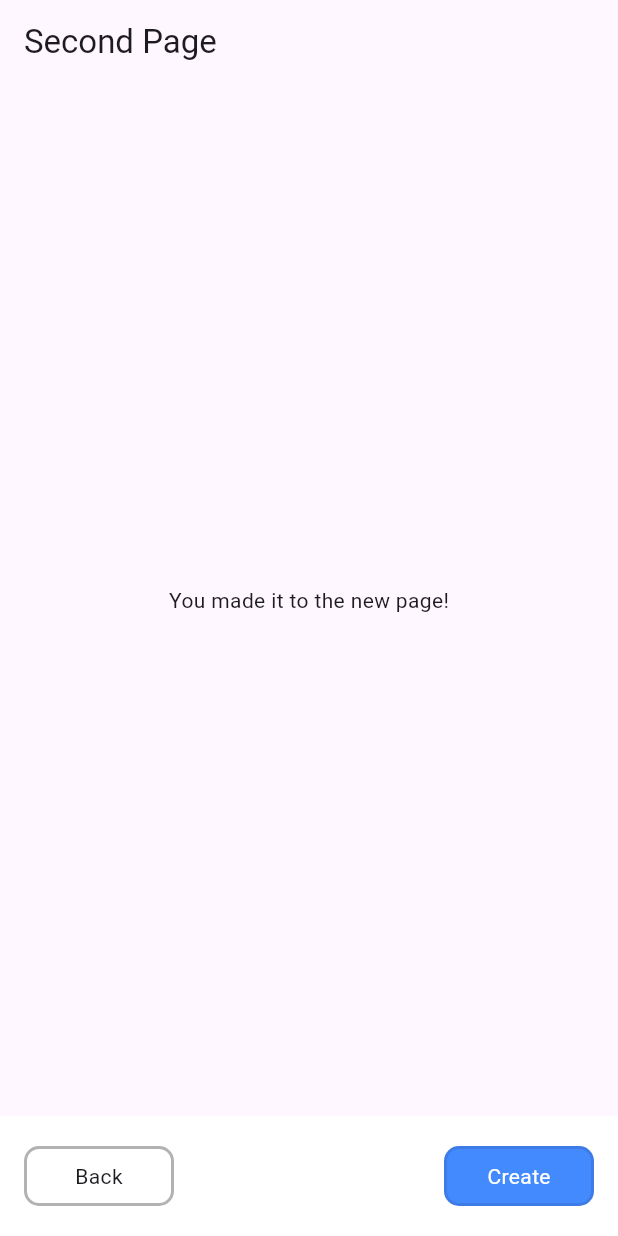
After one commit to Blltz-0/GeoVision, a Flutter app: the HomeAddPage screen opened directly, on a phone screen of 412 x 824 dp. The commit adds this screen. Run offline on Flutter 3.47's test engine with Material 3 defaults, Android fonts, the phone set to English and light mode, and no system bars.

Commit message:
Initial Layout

```diff
--- /dev/null
+++ b/geovision/lib/pages/home_add.dart
@@ -0,0 +1,69 @@
+import 'package:flutter/material.dart';
+import 'package:geovision/pages/project_container.dart';
+
+class HomeAddPage extends StatelessWidget {
+  const HomeAddPage({super.key});
+
+  @override
+  Widget build(BuildContext context) {
+    return Scaffold(
+      appBar: AppBar(
+        automaticallyImplyLeading: false,
+        title: const Text('Second Page'),
+
+      ),
+      body: Center(
+        child: Text('You made it to the new page!'),
+      ),
+      bottomNavigationBar: BottomAppBar(
+        color: Colors.white,
+        child: Row(
+          mainAxisAlignment: MainAxisAlignment.spaceBetween,
+          children: [
+            GestureDetector(
+              onTap: () {
+                Navigator.pop(context);
+              },
+              child: Container(
+                height: 40,
+                width:100,
+                decoration: BoxDecoration(
+                  borderRadius: BorderRadius.circular(10),
+                  color: Colors.white,
+                  border: Border.all(
+                    color: Colors.black54.withValues(alpha: 0.3),
+                    width: 2,
+                  )
+                ),
+                alignment: Alignment.center,
+                child: Text("Back")
+              ),
+            ),
+            GestureDetector(
+              onTap: () {
+                Navigator.pushReplacement(context, MaterialPageRoute(builder: (context) => const ProjectContainerPage()),);
+              },
+              child: Container(
+                  height: 40,
+                  width:100,
+                  decoration: BoxDecoration(
+                      borderRadius: BorderRadius.circular(10),
+                      color: Colors.blueAccent,
+                      border: Border.all(
+                        color: Colors.black54.withValues(alpha: 0.1),
+                        width: 2,
+                      )
+                  ),
+                  alignment: Alignment.center,
+                child: Text("Create",style: TextStyle(
+                  color: Colors.white,
+                ),)
+              ),
+            ),
+
+          ],
+        ),
+      ),
+    );
+  }
+}
```
Also changed, not shown: geovision/lib/pages/home.dart (+21 -3 lines), geovision/lib/pages/home_view.dart (added, +69 -0 lines), geovision/lib/pages/project_container.dart (added, +39 -0 lines), geovision/lib/pages/project_tabs/camera.dart (added, +14 -0 lines), geovision/lib/pages/project_tabs/images.dart (added, +25 -0 lines), geovision/lib/pages/project_tabs/map.dart (added, +18 -0 lines), geovision/lib/pages/camera.dart (deleted), geovision/lib/pages/images.dart (deleted), geovision/lib/pages/map.dart (deleted).
